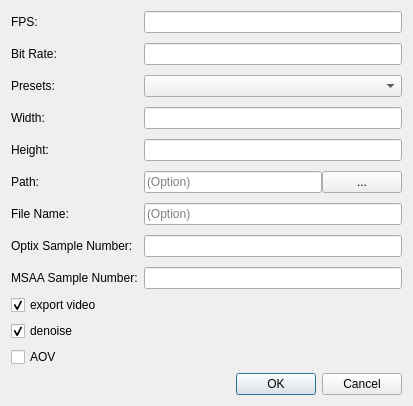
Old version of the form ui/zenoedit/dialog/zrecorddlg.ui in the repository zenustech/zeno.
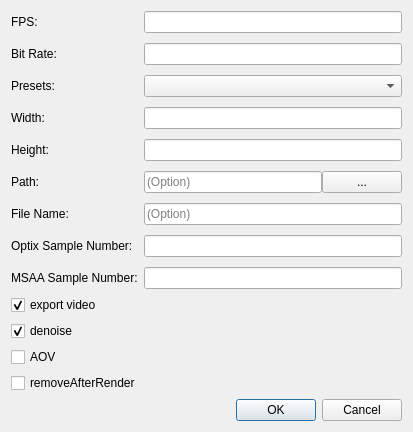
New version of the form.

```diff
--- a/ui/zenoedit/dialog/zrecorddlg.ui
+++ b/ui/zenoedit/dialog/zrecorddlg.ui
@@ -7,7 +7,7 @@
     <x>0</x>
     <y>0</y>
     <width>413</width>
-    <height>379</height>
+    <height>386</height>
    </rect>
   </property>
   <property name="windowTitle">
@@ -173,6 +173,13 @@
      </property>
     </spacer>
    </item>
+   <item>
+    <widget class="QCheckBox" name="cbRemoveAfterRender">
+     <property name="text">
+      <string>removeAfterRender</string>
+     </property>
+    </widget>
+   </item>
    <item>
     <widget class="QDialogButtonBox" name="btnGroup">
      <property name="orientation">
```
